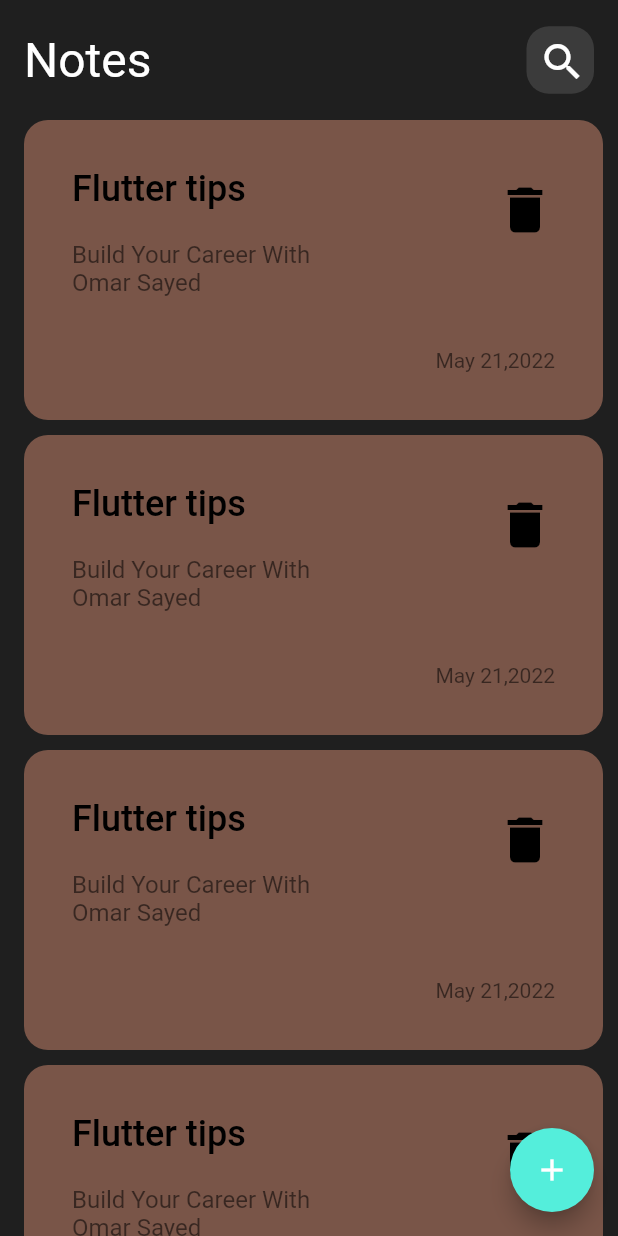
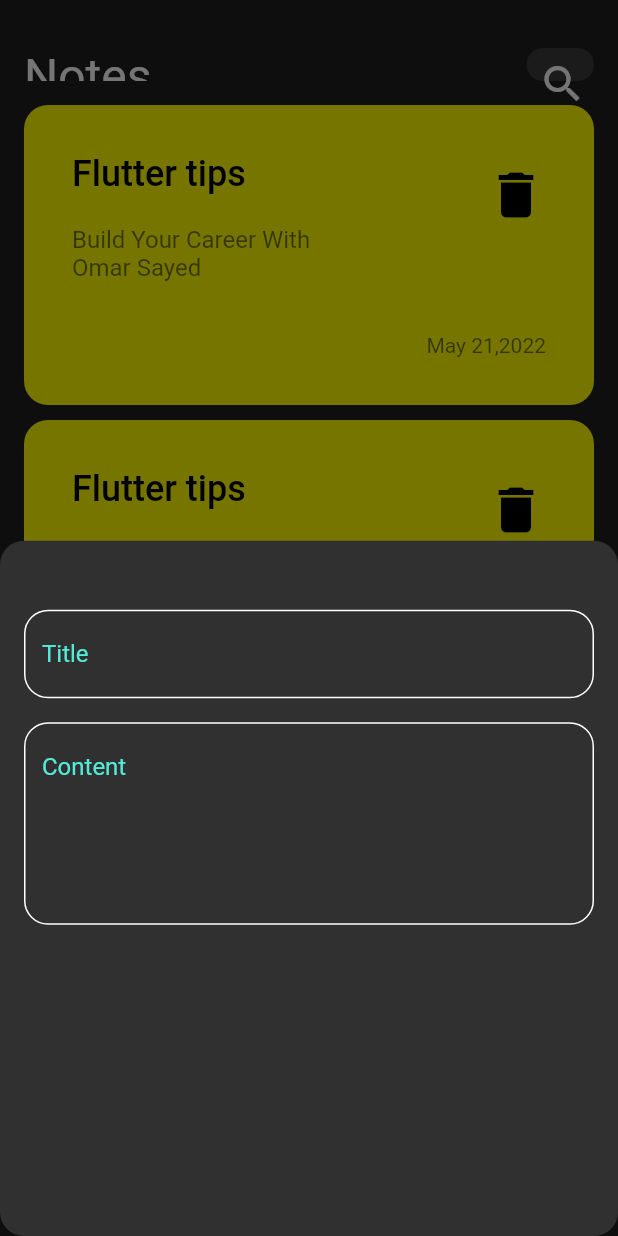
Before and after one commit to OmarSayed22/notes_app, a Flutter app: the screen it shows after launch, after a tap on the "add" icon, on a phone screen of 412 x 824 dp. Run offline on Flutter 3.47's test engine with Material 2 defaults, Android fonts, the phone set to English and light mode, and no system bars.

Commit message:
Finish Build of ModelBottomSheet

```diff
--- a/lib/main.dart
+++ b/lib/main.dart
@@ -10,6 +10,10 @@ class NotesApp extends StatelessWidget {
 
   @override
   Widget build(BuildContext context) {
-    return  MaterialApp(home: MyHomePage());
+    return  MaterialApp(
+      theme: ThemeData(
+        brightness: Brightness.dark,
+      ),
+        home:const  MyHomePage());
   }
 }
--- a/lib/presentation/pages/my_home_page.dart
+++ b/lib/presentation/pages/my_home_page.dart
@@ -1,124 +1,28 @@
-import 'dart:math';
-
 import 'package:flutter/material.dart';
+import '../widgets/model_bottom_sheet.dart';
+import '../widgets/widgets.dart';
 
 class MyHomePage extends StatelessWidget {
   const MyHomePage({super.key});
 
   @override
   Widget build(BuildContext context) {
-    List<Color> colors = [
-      Colors.red,
-      Colors.blue,
-      Colors.cyan,
-      Colors.green,
-      Colors.yellow,
-    ];
     return Scaffold(
-
       backgroundColor: const Color(0xff1f1f1f),
-      appBar: _customAppBar(),
-      body: ListView.separated(
-        physics: BouncingScrollPhysics(),
-        padding: EdgeInsets.only(left: 16,right: 10),
-          shrinkWrap: true,
-          itemCount: 10,
-            itemBuilder: (context,index){
-          return _buildNoteCard();
-        }, separatorBuilder: (BuildContext context, int index) { return const SizedBox(height: 10,); },),
-
+      appBar: customAppBar(),
+      body: itemsListView(),
       floatingActionButton: FloatingActionButton(
         backgroundColor: const Color(0xff54eedb),
-        onPressed: () {},
+        onPressed: () {
+          showModalBottomSheet(
+            shape: RoundedRectangleBorder(
+                borderRadius: BorderRadius.circular(16)),
+              builder: (context) {
+               return modalBottomSheet();
+              }, context: context);
+        },
         child: const Icon(Icons.add),
       ),
     );
   }
-
-  PreferredSize _customAppBar() {
-    return PreferredSize(
-      preferredSize: const Size(100, 80),
-      child: Container(
-        padding: const EdgeInsets.all(16),
-        color: const Color(0xff1f1f1f),
-        width: double.infinity,
-        height: 150,
-        child: Row(
-          children: [
-            const Text(
-              'Notes',
-              style: TextStyle(fontSize: 32, color: Colors.white),
-            ),
-            const Spacer(),
-            Container(
-              decoration: ShapeDecoration(
-                  color: const Color(0xff3b3b3b),
-                  shape: RoundedRectangleBorder(
-                      borderRadius: BorderRadius.circular(15))),
-              width: 45,
-              height: 45,
-              child: IconButton(
-                  onPressed: () {},
-                  icon: const Icon(
-                    Icons.search,
-                    size: 32,
-                    color: Colors.white,
-                  )),
-            )
-          ],
-        ),
-      ),
-    );
-  }
-
-  Widget _buildNoteCard() {
-    return Container(
-      padding:const  EdgeInsets.all(32),
-      decoration: ShapeDecoration(
-          color:Colors.primaries[Random().nextInt(Colors.primaries.length)],
-          shape: RoundedRectangleBorder(borderRadius: BorderRadius.circular(16))),
-
-        height: 200,
-        child: Row(
-        mainAxisAlignment: MainAxisAlignment.spaceBetween,
-      children: [
-        Column(
-          crossAxisAlignment: CrossAxisAlignment.start,
-          children:  const [
-            Text(
-              'Flutter tips',
-              style: TextStyle(fontSize: 24, color: Colors.black,fontWeight: FontWeight.w500),
-            ),SizedBox(height: 20,),
-            Text(
-              'Build Your Career With',
-              style: TextStyle(fontSize: 16, color: Colors.black54),
-            ),
-            Text(
-              'Omar Sayed',
-              style: TextStyle(fontSize: 16, color: Colors.black54),
-            ),
-          ],
-        ),
-        Column(
-          crossAxisAlignment: CrossAxisAlignment.end,
-          mainAxisAlignment: MainAxisAlignment.spaceBetween,
-          children: [
-            IconButton(
-                onPressed: () {},
-                icon: const Icon(
-                  Icons.delete,
-                  size: 40,
-                  color: Colors.black,
-                )),
-            const Text(
-              'May 21,2022',
-              style: TextStyle(fontSize: 14, color: Colors.black54),
-            ),
-
-          ],
-
-        )
-      ],
-    ));
-  }
 }
--- /dev/null
+++ b/lib/presentation/widgets/custom_app_bar.dart
@@ -0,0 +1,37 @@
+import 'package:flutter/material.dart';
+
+PreferredSize customAppBar() {
+  return PreferredSize(
+    preferredSize: const Size.fromHeight(70),
+    child: Container(
+      margin: const EdgeInsets.only(top: 16),
+      alignment: Alignment.center,
+      padding: const EdgeInsets.all(16),
+      color: const Color(0xff1f1f1f),
+      child: Row(
+        children: [
+          const Text(
+            'Notes',
+            style: TextStyle(fontSize: 32, color: Colors.white),
+          ),
+          const Spacer(),
+          Container(
+            decoration: ShapeDecoration(
+                color: const Color(0xff3b3b3b),
+                shape: RoundedRectangleBorder(
+                    borderRadius: BorderRadius.circular(15))),
+            width: 45,
+            height: 45,
+            child: IconButton(
+                onPressed: () {},
+                icon: const Icon(
+                  Icons.search,
+                  size: 32,
+                  color: Colors.white,
+                )),
+          )
+        ],
+      ),
+    ),
+  );
+}
--- /dev/null
+++ b/lib/presentation/widgets/custom_text_field.dart
@@ -0,0 +1,35 @@
+import 'package:flutter/material.dart';
+
+class CustomTextField extends StatelessWidget {
+  final String hintText;
+  final Color hintTextColor;
+  final Color borderColor;
+  final int? maxLines;
+
+  const CustomTextField(
+      {super.key,
+      required this.hintText,
+      required this.hintTextColor,
+      required this.borderColor,
+      @required this.maxLines});
+
+  @override
+  Widget build(BuildContext context) {
+    return TextField(
+        textAlignVertical: TextAlignVertical.center,
+        maxLines: maxLines,
+        decoration: InputDecoration(
+            alignLabelWithHint: true,
+            hintText: hintText,
+            hintStyle: TextStyle(color: hintTextColor),
+            focusedBorder: outlineInputBorder(),
+            enabledBorder: outlineInputBorder(),
+            border: outlineInputBorder()));
+  }
+
+  OutlineInputBorder outlineInputBorder() {
+    return OutlineInputBorder(
+        borderSide: BorderSide(color: borderColor),
+        borderRadius: const BorderRadius.all(Radius.circular(16)));
+  }
+}
--- /dev/null
+++ b/lib/presentation/widgets/item_list_view.dart
@@ -0,0 +1,81 @@
+
+import 'dart:math';
+
+import 'package:flutter/material.dart';
+
+Widget itemsListView() {
+  return Padding(
+    padding: const EdgeInsets.only(left: 16.0, right: 16, bottom: 16),
+    child: ListView.separated(
+      physics: const BouncingScrollPhysics(),
+      padding: EdgeInsets.zero,
+      shrinkWrap: true,
+      itemCount: 10,
+      itemBuilder: (context, index) {
+        return _buildNoteItem();
+      },
+      separatorBuilder: (BuildContext context, int index) {
+        return const SizedBox(
+          height: 10,
+        );
+      },
+    ),
+  );
+}
+
+
+
+Widget _buildNoteItem() {
+  return Container(
+      padding: const EdgeInsets.all(32),
+      decoration: ShapeDecoration(
+          color: Colors.accents[Random().nextInt(Colors.accents.length)],
+          shape: RoundedRectangleBorder(
+              borderRadius: BorderRadius.circular(16))),
+      height: 200,
+      child: Row(
+        mainAxisAlignment: MainAxisAlignment.spaceBetween,
+        children: [
+          Column(
+            crossAxisAlignment: CrossAxisAlignment.start,
+            children: const [
+              Text(
+                'Flutter tips',
+                style: TextStyle(
+                    fontSize: 24,
+                    color: Colors.black,
+                    fontWeight: FontWeight.w500),
+              ),
+              SizedBox(
+                height: 20,
+              ),
+              Text(
+                'Build Your Career With',
+                style: TextStyle(fontSize: 16, color: Colors.black54),
+              ),
+              Text(
+                'Omar Sayed',
+                style: TextStyle(fontSize: 16, color: Colors.black54),
+              ),
+            ],
+          ),
+          Column(
+            crossAxisAlignment: CrossAxisAlignment.end,
+            mainAxisAlignment: MainAxisAlignment.spaceBetween,
+            children: [
+              IconButton(
+                  onPressed: () {},
+                  icon: const Icon(
+                    Icons.delete,
+                    size: 40,
+                    color: Colors.black,
+                  )),
+              const Text(
+                'May 21,2022',
+                style: TextStyle(fontSize: 14, color: Colors.black54),
+              ),
+            ],
+          )
+        ],
+      ));
+}
--- /dev/null
+++ b/lib/presentation/widgets/model_bottom_sheet.dart
@@ -0,0 +1,24 @@
+import 'package:flutter/material.dart';
+import 'package:notes_app/presentation/widgets/custom_text_field.dart';
+
+Widget modalBottomSheet() {
+
+    return Padding(
+      padding: const EdgeInsets.all(16.0),
+      child: Column(
+        children: const [
+          SizedBox(height: 30),
+          CustomTextField(
+              hintText: 'Title',
+              hintTextColor:  Color(0xff53ebd6),
+              borderColor: Colors.white,
+              maxLines: 1),SizedBox(height: 16,),
+          CustomTextField(
+              hintText: 'Content',
+              hintTextColor:  Color(0xff53ebd6),
+              borderColor: Colors.white,
+              maxLines: 5),
+        ],
+      ),
+    );
+  }
--- /dev/null
+++ b/lib/presentation/widgets/widgets.dart
@@ -0,0 +1,2 @@
+export 'custom_app_bar.dart';
+export 'item_list_view.dart';
```
